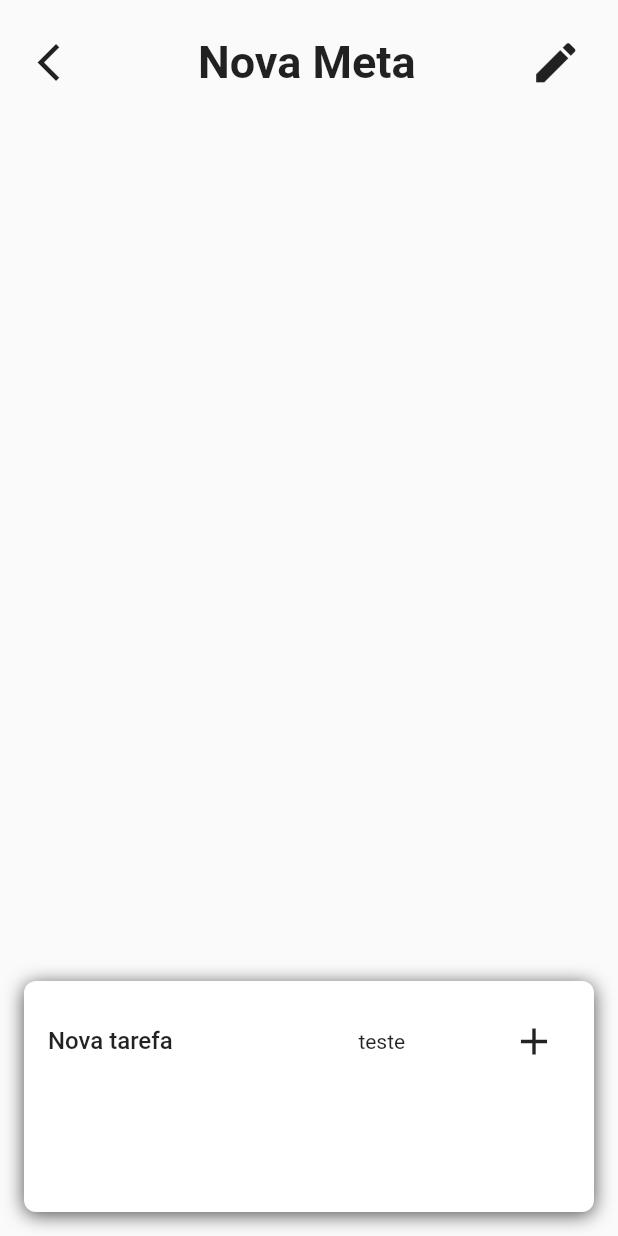
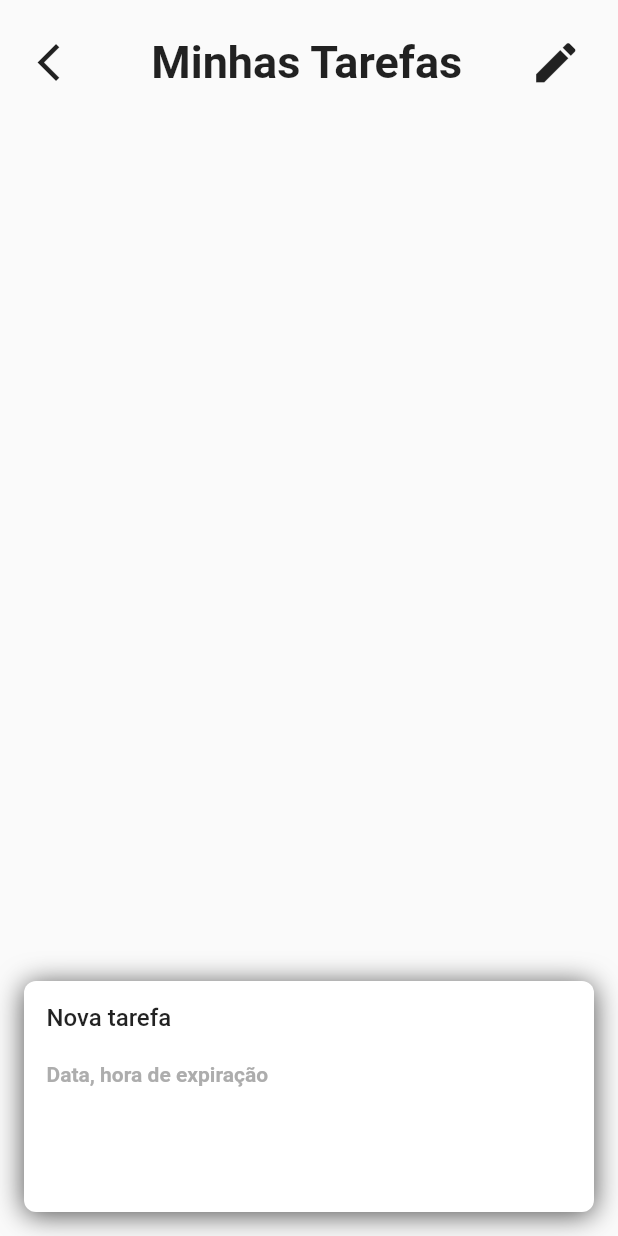
Before and after one commit to gchavess/taskwise-mobile, a Flutter app: the CreateGoals screen opened directly, on a phone screen of 412 x 824 dp. Run offline on Flutter 3.47's test engine with Material 2 defaults, Android fonts, the light colour scheme and no system bars; our stand-ins replace dio, dotted_border, google_fonts, timeline_tile.

Commit message:
cardMetas

```diff
--- a/lib/main.dart
+++ b/lib/main.dart
@@ -1,6 +1,8 @@
 import 'package:flutter/material.dart';
 import 'package:flutter/services.dart';
 import 'package:task_wise_frontend/providers/app_state.dart';
+import 'package:task_wise_frontend/screens/goals/create_goals.dart';
+import 'package:task_wise_frontend/screens/goals/my_goals.dart';
 import 'package:task_wise_frontend/screens/login/login_screen.dart';
 import 'package:provider/provider.dart';
 import 'package:task_wise_frontend/screens/login/splash_screen.dart';
--- a/lib/screens/goals/create_goals.dart
+++ b/lib/screens/goals/create_goals.dart
@@ -1,12 +1,34 @@
 import 'package:flutter/material.dart';
 
-class CreateGoals extends StatelessWidget {
-  const CreateGoals({super.key});
+class CreateGoals extends StatefulWidget {
+  const CreateGoals({Key? key}) : super(key: key);
 
   @override
+  _CreateGoalsState createState() => _CreateGoalsState();
+}
+
+class _CreateGoalsState extends State<CreateGoals> {
+  bool _isExpanded = false;
+
+  final TextEditingController _taskNameController = TextEditingController();
+  final TextEditingController _expirationController = TextEditingController();
+
+  @override
+  void dispose() {
+    _taskNameController.dispose();
+    _expirationController.dispose();
+    super.dispose();
+  }
+
   @override
   Widget build(BuildContext context) {
-    return Scaffold(
+    return GestureDetector(
+      onTap: () {
+        setState(() {
+          _isExpanded = false;
+        });
+      },
+      child: Scaffold(
         body: Padding(
           padding: const EdgeInsets.all(16.0),
           child: Column(
@@ -21,7 +43,7 @@ class CreateGoals extends StatelessWidget {
                     iconSize: 30,
                   ),
                   const Text(
-                  'Nova Meta',
+                    'Minhas Tarefas',
                     style: TextStyle(
                       fontSize: 30,
                       fontWeight: FontWeight.bold,
@@ -34,10 +56,18 @@ class CreateGoals extends StatelessWidget {
                   ),
                 ],
               ),
-            Positioned(
+              InkWell(
+                onTap: () {
+                  setState(() {
+                    _isExpanded = !_isExpanded;
+                  });
+                },
+                child: AnimatedContainer(
+                  duration: const Duration(milliseconds: 350),
+                  curve: Curves.easeInOut,
+                  height: _isExpanded ? 240 : 154, // Alterei a altura para acomodar o botão
                   child: Container(
                     alignment: Alignment.topLeft,
-                height: 154,
                     decoration: BoxDecoration(
                       color: Colors.white,
                       borderRadius: BorderRadius.circular(8),
@@ -45,41 +75,71 @@ class CreateGoals extends StatelessWidget {
                         BoxShadow(
                           color: Color.fromARGB(255, 78, 78, 78),
                           offset: Offset(0, 2),
-                      blurRadius: 10.0,
+                          blurRadius: 15.0,
                         ),
                       ],
                     ),
-                padding: const EdgeInsets.all(16.0),
-                child: Row(
+                    padding: const EdgeInsets.all(15.0),
+                    child: Column(
+                      crossAxisAlignment: CrossAxisAlignment.start,
                       children: [
-                    Expanded(
-                      child: Row(
-                        mainAxisAlignment: MainAxisAlignment.spaceBetween,
-                        children: [
+                        if (_isExpanded)
+                          TextFormField(
+                            controller: _taskNameController,
+                            decoration: const InputDecoration(
+                              labelText: 'Nome da Tarefa',
+                            ),
+                          )
+                        else
                           const Text(
                             'Nova tarefa',
-                            style: TextStyle(fontSize: 16,
+                            style: TextStyle(
+                              fontSize: 16,
                               fontWeight: FontWeight.w500,
                             ),
                           ),
-                          const SizedBox(height:8.0),
-                          const Text("teste",
+                        const SizedBox(height: 20.0),
+                        if (_isExpanded)
+                          TextFormField(
+                            controller: _expirationController,
+                            decoration: const InputDecoration(
+                              labelText: 'Data, hora de expiração',
                             ),
+                          )
+                        else
+                          const Text(
+                            'Data, hora de expiração',
+                            style: TextStyle(
+                              color: Color.fromARGB(255, 173, 173, 173),
+                              fontWeight: FontWeight.w600,
+                            ),
+                          ),
+                        if (_isExpanded)
+                          const SizedBox(height: 20.0),
+                        if (_isExpanded)
+                          Row(
+                            mainAxisAlignment: MainAxisAlignment.end,
+                            children: [
                               IconButton(
-                            onPressed: () {},
-                            icon: const Icon(Icons.add),
+                                onPressed: () {
+                                  // Adicione aqui a lógica para confirmar a criação da tarefa
+                                  // Por exemplo, chamar uma função para salvar a tarefa no banco de dados
+                                },
+                                icon: const Icon(Icons.check),
                                 iconSize: 30,
+                                color: const Color.fromARGB(255, 0, 71, 178),
                               ),
                             ],
+                          ),
+                      ],
+                    ),
+                  ),
                 ),
               ),
             ],
           ),
         ),
       ),
-          ],
-        ),
-      ),
     );
   }
 }
```
Lines whose indentation alone changed are shown as unchanged.
